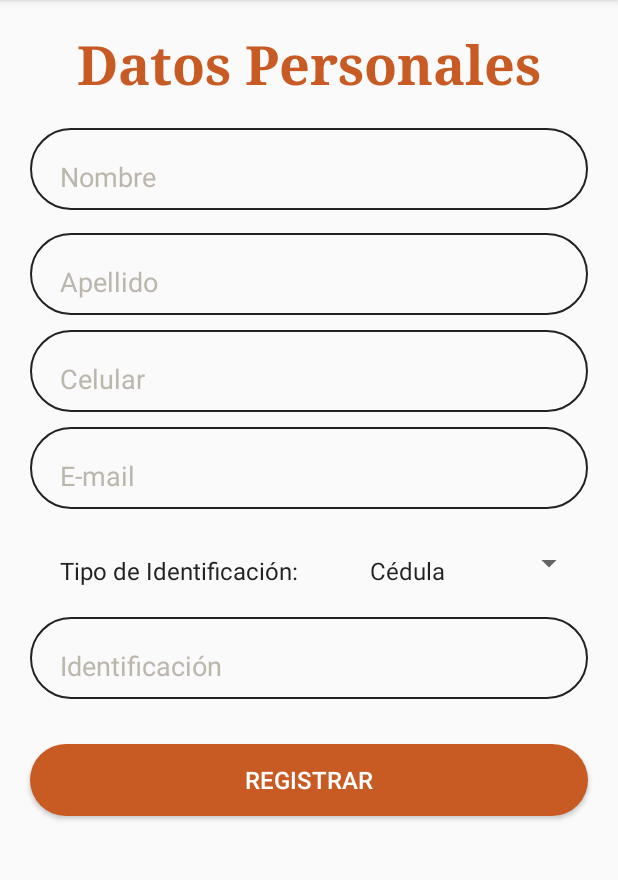
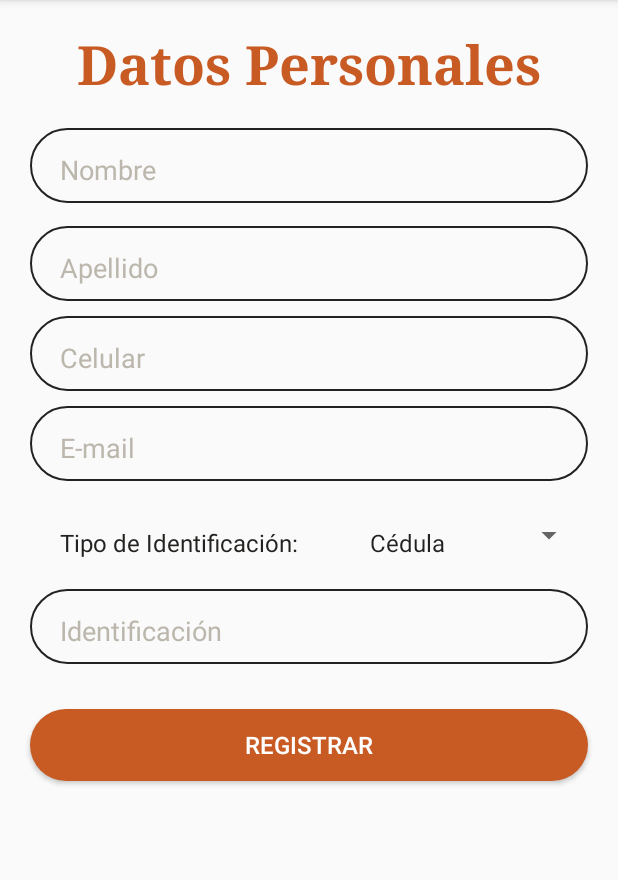
Before and after one commit to sodegome/GUEST_QR, an Android app: the Registro screen opened directly, with no data from a screen before it, on a phone screen of 412 x 824 dp, the part 84-964 px from its top. Run offline under Robolectric (Android 15) with nearby library versions, the phone set to English and light mode, and no system bars; network calls fail.

Commit message:
Correccion pantallas

```diff
--- a/app/src/main/res/layout/activity_menu.xml
+++ b/app/src/main/res/layout/activity_menu.xml
@@ -20,7 +20,7 @@
         android:id="@+id/txtRegistrar"
         android:layout_width="match_parent"
         android:layout_height="62dp"
-        android:layout_marginTop="230dp"
+        android:layout_marginTop="225dp"
         android:fontFamily="serif"
         android:gravity="center_vertical"
         android:text="Registrar"
@@ -33,7 +33,7 @@
         android:layout_width="306dp"
         android:layout_height="180dp"
         android:layout_marginLeft="50dp"
-        android:layout_marginTop="310dp"
+        android:layout_marginTop="305dp"
         android:layout_marginRight="40dp"
         app:srcCompat="@drawable/invitar" />
 
@@ -41,7 +41,7 @@
         android:id="@+id/txtInvitar"
         android:layout_width="match_parent"
         android:layout_height="62dp"
-        android:layout_marginTop="480dp"
+        android:layout_marginTop="475dp"
         android:fontFamily="serif"
         android:gravity="center_vertical"
         android:text="Invitar"
--- a/app/src/main/res/layout/activity_menu_invitacion.xml
+++ b/app/src/main/res/layout/activity_menu_invitacion.xml
@@ -20,7 +20,7 @@
         android:id="@+id/txtIndividual"
         android:layout_width="match_parent"
         android:layout_height="62dp"
-        android:layout_marginTop="230dp"
+        android:layout_marginTop="225dp"
         android:fontFamily="serif"
         android:gravity="center_vertical"
         android:text="Invitación Individual"
@@ -33,7 +33,7 @@
         android:layout_width="306dp"
         android:layout_height="180dp"
         android:layout_marginLeft="50dp"
-        android:layout_marginTop="310dp"
+        android:layout_marginTop="305dp"
         android:layout_marginRight="40dp"
         app:srcCompat="@drawable/grupo" />
 
@@ -41,7 +41,7 @@
         android:id="@+id/txtGrupal"
         android:layout_width="match_parent"
         android:layout_height="62dp"
-        android:layout_marginTop="480dp"
+        android:layout_marginTop="475dp"
         android:fontFamily="serif"
         android:gravity="center_vertical"
         android:text="Invitación Grupal"
--- a/app/src/main/res/layout/activity_registro.xml
+++ b/app/src/main/res/layout/activity_registro.xml
@@ -30,7 +30,7 @@
         <EditText
             android:id="@+id/txtUsuario"
             android:layout_width="match_parent"
-            android:layout_height="wrap_content"
+            android:layout_height="50dp"
             android:layout_marginLeft="20dp"
             android:layout_marginRight="20dp"
             android:layout_marginBottom="15dp"
@@ -46,7 +46,7 @@
         <EditText
             android:id="@+id/txtApellido"
             android:layout_width="match_parent"
-            android:layout_height="wrap_content"
+            android:layout_height="50dp"
             android:layout_marginLeft="20dp"
             android:layout_marginRight="20dp"
             android:layout_marginBottom="10dp"
@@ -62,7 +62,7 @@
         <EditText
             android:id="@+id/txtCelular"
             android:layout_width="match_parent"
-            android:layout_height="wrap_content"
+            android:layout_height="50dp"
             android:layout_marginLeft="20dp"
             android:layout_marginRight="20dp"
             android:layout_marginBottom="10dp"
@@ -79,7 +79,7 @@
         <EditText
             android:id="@+id/txtMail"
             android:layout_width="match_parent"
-            android:layout_height="wrap_content"
+            android:layout_height="50dp"
             android:layout_marginLeft="20dp"
             android:layout_marginRight="20dp"
             android:layout_marginBottom="10dp"
@@ -128,7 +128,7 @@
         <EditText
             android:id="@+id/txtIdentificacion"
             android:layout_width="match_parent"
-            android:layout_height="wrap_content"
+            android:layout_height="50dp"
             android:layout_marginLeft="20dp"
             android:layout_marginRight="20dp"
             android:layout_marginBottom="10dp"
```
Also changed, not shown: app/src/main/res/layout/activity_main.xml (+9 -9 lines).
